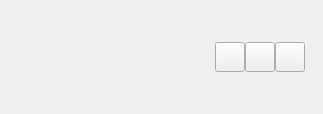
Qt form invitebuttonswidget.ui (savoirfairelinux/jami-client-windows) before a commit.
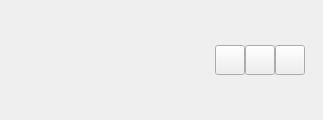
The same form after that commit. Icons and pictures are not drawn.

Diff of the .ui file:
```diff
--- a/invitebuttonswidget.ui
+++ b/invitebuttonswidget.ui
@@ -7,7 +7,7 @@
     <x>0</x>
     <y>0</y>
     <width>323</width>
-    <height>114</height>
+    <height>120</height>
    </rect>
   </property>
   <property name="sizePolicy">
```
